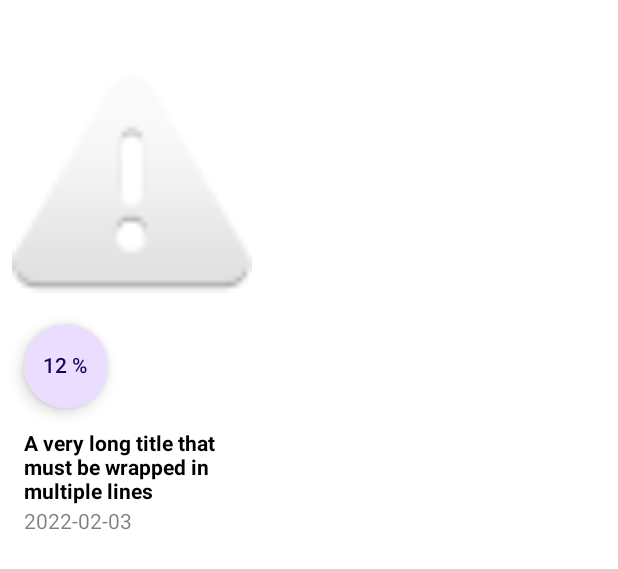
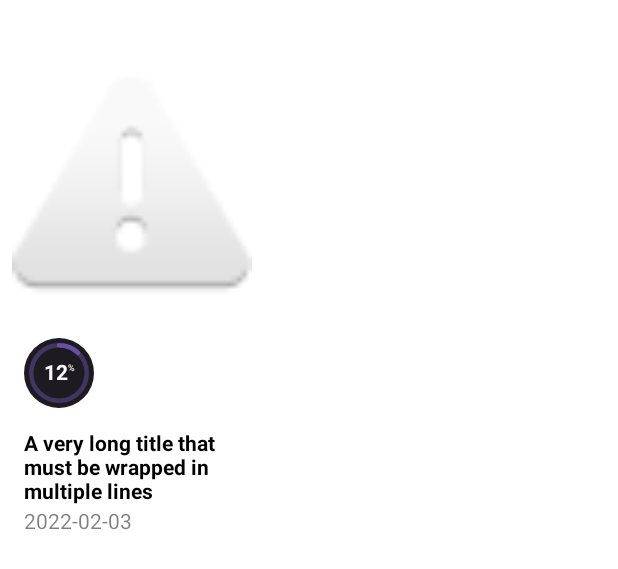
Before and after one commit to julioromano/mooviez, an Android app built with Jetpack Compose: the @Preview function PreviewMovie, on a phone screen of 412 x 824 dp. Shown: the top 569 px of the screen. Run offline under Robolectric (Android 15) with nearby library versions, the phone set to English and light mode, and no system bars; our stand-ins replace paging; pictures from the network do not load.

Commit message:
Move UserScreen widget to a share module
Creates the `widgets` shared module that allows feature modules to share common widgets.

```diff
--- a/movie/build.gradle.kts
+++ b/movie/build.gradle.kts
@@ -7,6 +7,7 @@ android {
 }
 
 dependencies {
+  implementation(projects.widgets)
   implementation(projects.database.public)
   implementation(projects.httpapi.public)
   implementation(libs.coilCompose)
--- a/movie/src/main/kotlin/net/marcoromano/mooviez/movie/widgets/Movie.kt
+++ b/movie/src/main/kotlin/net/marcoromano/mooviez/movie/widgets/Movie.kt
@@ -35,6 +35,7 @@ import coil.request.ImageRequest
 import net.marcoromano.mooviez.movie.MovieState
 import net.marcoromano.mooviez.movie.R
 import net.marcoromano.mooviez.movie.demoMovieStateMovie
+import net.marcoromano.mooviez.widgets.UserScore
 
 @Composable
 internal fun Movie(
--- a/trending/build.gradle.kts
+++ b/trending/build.gradle.kts
@@ -7,6 +7,7 @@ android {
 }
 
 dependencies {
+  implementation(projects.widgets)
   implementation(projects.database.public)
   implementation(projects.httpapi.public)
   implementation(libs.coilCompose)
--- a/trending/src/main/kotlin/net/marcoromano/mooviez/trending/widgets/trending/TrendingLazyVerticalGrid.kt
+++ b/trending/src/main/kotlin/net/marcoromano/mooviez/trending/widgets/trending/TrendingLazyVerticalGrid.kt
@@ -14,11 +14,9 @@ import androidx.compose.foundation.layout.padding
 import androidx.compose.foundation.layout.width
 import androidx.compose.foundation.lazy.grid.GridCells
 import androidx.compose.foundation.lazy.grid.LazyVerticalGrid
-import androidx.compose.foundation.shape.CircleShape
 import androidx.compose.foundation.shape.RoundedCornerShape
 import androidx.compose.material.icons.Icons
 import androidx.compose.material.icons.filled.Error
-import androidx.compose.material3.FloatingActionButton
 import androidx.compose.material3.Icon
 import androidx.compose.material3.Text
 import androidx.compose.runtime.Composable
@@ -39,6 +37,7 @@ import coil.request.ImageRequest
 import kotlinx.coroutines.flow.Flow
 import kotlinx.coroutines.flow.flowOf
 import net.marcoromano.mooviez.httpapi.TrendingMovies
+import net.marcoromano.mooviez.widgets.UserScore
 
 @Composable
 internal fun TrendingLazyVerticalGrid(
@@ -115,15 +114,12 @@ private fun Movie(
         )
         Spacer(modifier = Modifier.height(32.dp))
       }
-      FloatingActionButton(
-        onClick = {},
+      UserScore(
         modifier = Modifier
           .align(Alignment.BottomStart)
           .padding(8.dp),
-        shape = CircleShape,
-      ) {
-        Text(text = "${(movie.vote_average * 10).toInt()} %")
-      }
+        userScore = (movie.vote_average * 10).toInt(),
+      )
     }
     Column(
       modifier = Modifier.padding(8.dp),
--- a/movie/src/main/kotlin/net/marcoromano/mooviez/movie/widgets/UserScore.kt
+++ b/widgets/src/main/kotlin/net/marcoromano/mooviez/widgets/UserScore.kt
@@ -1,4 +1,4 @@
-package net.marcoromano.mooviez.movie.widgets
+package net.marcoromano.mooviez.widgets
 
 import androidx.compose.foundation.layout.Box
 import androidx.compose.foundation.layout.padding
@@ -23,7 +23,7 @@ import androidx.compose.ui.unit.dp
 import androidx.compose.ui.unit.sp
 
 @Composable
-internal fun UserScore(
+public fun UserScore(
   modifier: Modifier = Modifier,
   userScore: Int,
 ) {
--- /dev/null
+++ b/widgets/src/main/res/values/public.xml
@@ -0,0 +1,5 @@
+<resources>
+    <!--  Makes all the module's resources private  -->
+    <public />
+    <!--  Feature modules are generally leaf modules so they shouldn't expose any resources  -->
+</resources>
```
Also changed, not shown: widgets/build.gradle.kts (added, +7 -0 lines).
